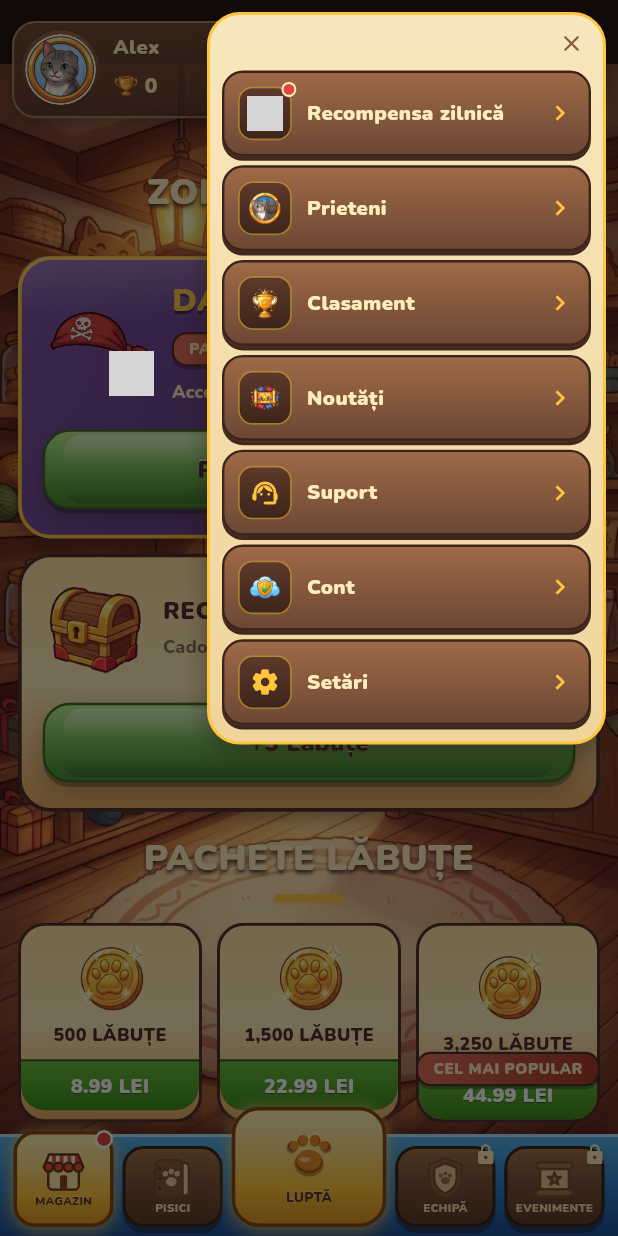
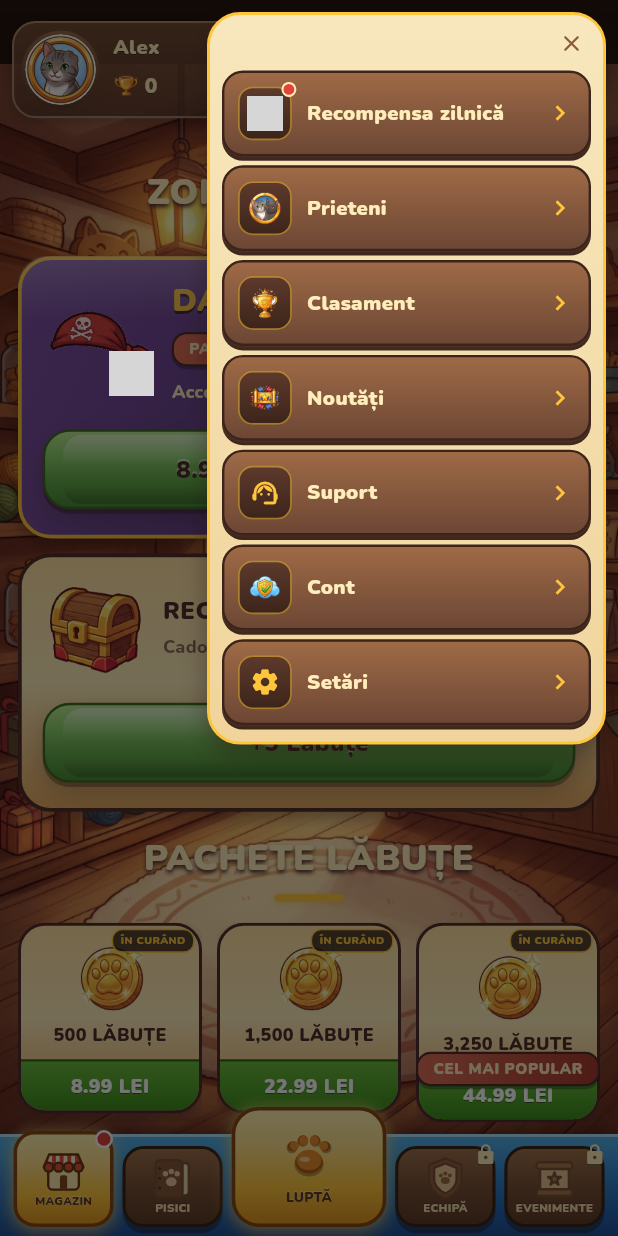
Before and after one commit to TheNinth09/Cat-Paws-Arena, a Flutter app: the Home screen opened directly, after a tap on the "menu" icon, on a phone screen of 412 x 824 dp. Run offline on Flutter 3.47's test engine with Material 3 defaults, Android fonts, the phone set to English and light mode, and no system bars; our stand-ins replace audioplayers, cloud_firestore, firebase_auth, firebase_core, firebase_messaging, flutter_local_notifications and 3 more; missing offline and left inert: flutter_displaymode; accounts and stored records are empty; grey boxes are pictures that could not be loaded.

Commit message:
APK audit: firebase flag for published builds, IN CURAND on LEI offers
- AGENTS.md: document that published APKs must build with
  --dart-define=CPA_ONLINE_BACKEND=firebase — v40–v45 shipped without it
  and friend rooms showed 'unavailable' (verified on emulator)
- AGENTS.md decision 1 + contract.md §3: reconcile docs with the
  owner-approved Frenzy mode (simultaneous 60s, per-player boards);
  legacy timed-turn rules kept as a note for MatchConfig.duel() replays
- shop: LEI-priced cards now carry a visible 'IN CURAND' mark — the
  unavailable-message still shows on tap; nothing grants products
- docs/APK_AUDIT_AND_FIXES.md: full audit report with on-device evidence
- Bump version to 0.7.0+46

Generated with [Devin](https://devin.ai)

Co-Authored-By: Devin <158243242+devin-ai-integration[bot]@users.noreply.github.com>

```diff
--- a/lib/shop_screen.dart
+++ b/lib/shop_screen.dart
@@ -240,6 +240,7 @@ class _ShopScreenState extends State<ShopScreen> {
                 art: offer.art,
                 extraArt: offer.extraArt,
                 subtitle: offer.subtitle,
+                badge: ownsOffer(offer) ? '' : 'ÎN CURÂND',
                 buttonText: ownsOffer(offer) ? 'DEȚINUT' : offer.leiPrice,
                 onPressed: ownsOffer(offer)
                     ? null
@@ -345,7 +346,7 @@ class _HeroDealCard extends StatelessWidget {
         SizedBox(
           width: double.infinity,
           child: ArenaButton(
-            text: owned ? 'DEȚINUT' : 'PACHET • 8.99 LEI',
+            text: owned ? 'DEȚINUT' : '8.99 LEI • ÎN CURÂND',
             onPressed: onPressed,
             green: true,
             singleLine: true,
@@ -461,7 +462,9 @@ class _PackCard extends StatelessWidget {
     child: InkWell(
       borderRadius: BorderRadius.circular(18),
       onTap: onTap,
-      child: Ink(
+      child: Stack(
+        children: [
+          Ink(
         decoration: BoxDecoration(
           gradient: _cardGradient,
           borderRadius: BorderRadius.circular(18),
@@ -542,6 +545,38 @@ class _PackCard extends StatelessWidget {
             ),
           ],
         ),
+        ),
+          // Real-money checkout is not wired yet — mark it up front so the
+          // card never reads as a live purchase.
+          const Positioned(
+            top: 4,
+            right: 5,
+            child: _SoonChip(),
+          ),
+        ],
+      ),
+    ),
+  );
+}
+
+class _SoonChip extends StatelessWidget {
+  const _SoonChip();
+
+  @override
+  Widget build(BuildContext context) => Container(
+    padding: const EdgeInsets.symmetric(horizontal: 5, vertical: 2),
+    decoration: BoxDecoration(
+      color: const Color(0xcc2a1a12),
+      borderRadius: BorderRadius.circular(7),
+      border: Border.all(color: gold, width: 1),
+    ),
+    child: const Text(
+      'ÎN CURÂND',
+      style: TextStyle(
+        color: gold,
+        fontSize: 7,
+        fontWeight: FontWeight.w900,
+        letterSpacing: 0.3,
       ),
     ),
   );
--- a/pubspec.yaml
+++ b/pubspec.yaml
@@ -16,7 +16,7 @@ publish_to: 'none' # Remove this line if you wish to publish to pub.dev
 # https://developer.apple.com/library/archive/documentation/General/Reference/InfoPlistKeyReference/Articles/CoreFoundationKeys.html
 # In Windows, build-name is used as the major, minor, and patch parts
 # of the product and file versions while build-number is used as the build suffix.
-version: 0.7.0+45
+version: 0.7.0+46
 
 environment:
   sdk: ^3.13.5
```
Also changed, not shown: 3 other files.
